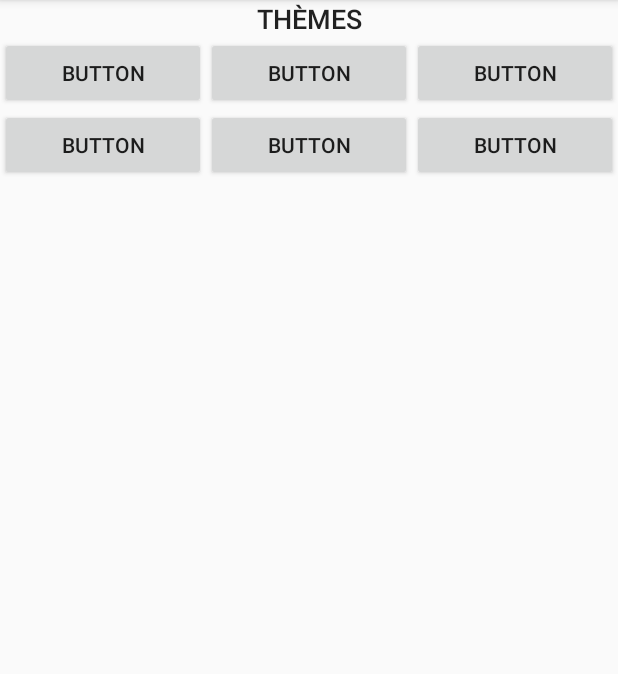
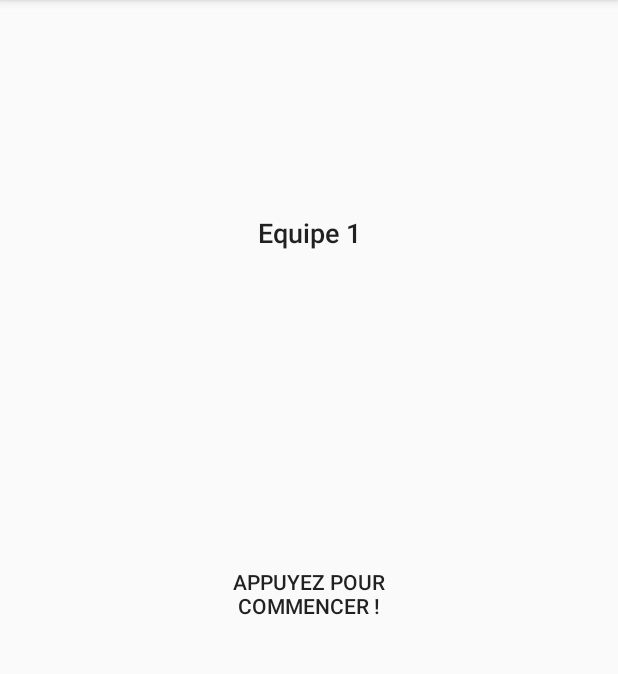
Before and after one commit to villeneuve30/AndroidGame_GuessWords, an Android app: the ParametrePartie screen opened directly, with no data from a screen before it, after a tap on "Suivant", on a phone screen of 412 x 824 dp, the part 84-758 px from its top. Run offline under Robolectric (Android 15) with nearby library versions, the phone set to English and light mode, and no system bars.

Commit message:
Début du jeu

```diff
--- a/app/src/main/AndroidManifest.xml
+++ b/app/src/main/AndroidManifest.xml
@@ -13,7 +13,6 @@
         <activity android:name=".AffichageDesScores" />
         <activity android:name=".Jeu" />
         <activity android:name=".AjoutDeMot" />
-        <activity android:name=".ChoixTheme" />
         <activity android:name=".ParametrePartie" />
         <activity android:name=".MainActivity">
             <intent-filter>
--- a/app/src/main/java/com/example/timesup/ChoixTheme.java
+++ /dev/null
@@ -1,24 +0,0 @@
-package com.example.timesup;
-
-import android.content.Context;
-import android.content.SharedPreferences;
-import android.support.v7.app.AppCompatActivity;
-import android.os.Bundle;
-
-public class ChoixTheme extends AppCompatActivity {
-    SharedPreferences sharedpreferences;
-    public static final String MyPREFERENCES = "MyPrefs" ;
-    @Override
-    protected void onCreate(Bundle savedInstanceState) {
-        super.onCreate(savedInstanceState);
-        setContentView(R.layout.activity_choix_theme);
-
-        sharedpreferences = getSharedPreferences(MyPREFERENCES, Context.MODE_PRIVATE);
-        int totalEquipes = sharedpreferences.getInt("EQUIPES", 2);
-        int totalTemps = sharedpreferences.getInt("TEMPS", 15);
-        int totalMots = sharedpreferences.getInt("MOTS", 25);
-        boolean filtreEnfant = sharedpreferences.getBoolean("FILTRE", false);
-
-        System.out.println(totalEquipes+" "+totalTemps+" "+totalMots+" "+filtreEnfant);
-    }
-}
--- a/app/src/main/java/com/example/timesup/Jeu.java
+++ b/app/src/main/java/com/example/timesup/Jeu.java
@@ -1,13 +1,54 @@
 package com.example.timesup;
 
+import android.content.Context;
+import android.content.SharedPreferences;
+import android.graphics.Color;
+import android.os.CountDownTimer;
 import android.support.v7.app.AppCompatActivity;
 import android.os.Bundle;
+import android.view.View;
+import android.widget.Button;
+import android.widget.TextView;
+
+import org.w3c.dom.Text;
 
 public class Jeu extends AppCompatActivity {
 
+    SharedPreferences sharedpreferences;
+    public static final String MyPREFERENCES = "MyPrefs" ;
+    Button demarrer;
     @Override
     protected void onCreate(Bundle savedInstanceState) {
         super.onCreate(savedInstanceState);
         setContentView(R.layout.activity_jeu);
+
+        demarrer = findViewById(R.id.bouton_demarrer_xml);
+
+        //On récupère les paramètres prédédent
+        sharedpreferences = getSharedPreferences(MyPREFERENCES, Context.MODE_PRIVATE);
+        int totalEquipes = sharedpreferences.getInt("EQUIPES", 2);
+        int totalTemps = sharedpreferences.getInt("TEMPS", 15);
+        int totalMots = sharedpreferences.getInt("MOTS", 25);
+        boolean filtreEnfant = sharedpreferences.getBoolean("FILTRE", false);
+        System.out.println(totalEquipes+" "+totalTemps+" "+totalMots+" "+filtreEnfant);
+
+        demarrer.setOnClickListener(new View.OnClickListener() {
+            @Override
+            public void onClick(View v) {
+                demarrer.setClickable(false);
+                demarrer.setTextColor(Color.BLUE);
+                new CountDownTimer(5000, 1000) {
+
+                    public void onTick(long millisUntilFinished) {
+                        demarrer.setText("début dans : " + millisUntilFinished / 1000);
+                    }
+                    public void onFinish() {
+                        demarrer.setText("GO !");
+                    }
+
+                }.start();
+            }
+        });
+
     }
 }
--- a/app/src/main/java/com/example/timesup/ParametrePartie.java
+++ b/app/src/main/java/com/example/timesup/ParametrePartie.java
@@ -68,7 +68,7 @@ public class ParametrePartie extends AppCompatActivity {
                 editor.putBoolean("FILTRE", filtre.isChecked());
                 editor.commit();
 
-                Intent intent = new Intent(ParametrePartie.this, ChoixTheme.class);
+                Intent intent = new Intent(ParametrePartie.this, Jeu.class);
                 startActivity(intent);
             }
         });
--- a/app/src/main/res/layout/activity_choix_theme.xml
+++ /dev/null
@@ -1,73 +0,0 @@
-<?xml version="1.0" encoding="utf-8"?>
-<LinearLayout xmlns:android="http://schemas.android.com/apk/res/android"
-    xmlns:app="http://schemas.android.com/apk/res-auto"
-    android:layout_width="match_parent"
-    android:layout_height="match_parent"
-    android:orientation="vertical">
-
-    <TextView
-        android:id="@+id/textView"
-        android:layout_width="match_parent"
-        android:layout_height="wrap_content"
-        android:gravity="center"
-        android:text="THÈMES"
-        android:textAppearance="@style/TextAppearance.AppCompat.Title"
-        android:textSize="18sp" />
-
-    <LinearLayout
-        android:layout_width="match_parent"
-        android:layout_height="wrap_content"
-        android:orientation="horizontal">
-
-        <Button
-            android:id="@+id/button4"
-            android:layout_width="wrap_content"
-            android:layout_height="wrap_content"
-            android:layout_weight="1"
-            android:text="Button" />
-
-        <Button
-            android:id="@+id/button3"
-            android:layout_width="wrap_content"
-            android:layout_height="wrap_content"
-            android:layout_weight="1"
-            android:text="Button" />
-
-        <Button
-            android:id="@+id/button2"
-            android:layout_width="wrap_content"
-            android:layout_height="wrap_content"
-            android:layout_weight="1"
-            android:text="Button" />
-
-    </LinearLayout>
-
-    <LinearLayout
-        android:layout_width="match_parent"
-        android:layout_height="wrap_content"
-        android:orientation="horizontal">
-
-        <Button
-            android:id="@+id/button4"
-            android:layout_width="wrap_content"
-            android:layout_height="wrap_content"
-            android:layout_weight="1"
-            android:text="Button" />
-
-        <Button
-            android:id="@+id/button3"
-            android:layout_width="wrap_content"
-            android:layout_height="wrap_content"
-            android:layout_weight="1"
-            android:text="Button" />
-
-        <Button
-            android:id="@+id/button2"
-            android:layout_width="wrap_content"
-            android:layout_height="wrap_content"
-            android:layout_weight="1"
-            android:text="Button" />
-
-    </LinearLayout>
-
-</LinearLayout>
--- a/app/src/main/res/layout/activity_jeu.xml
+++ b/app/src/main/res/layout/activity_jeu.xml
@@ -1,9 +1,31 @@
 <?xml version="1.0" encoding="utf-8"?>
-<android.support.constraint.ConstraintLayout xmlns:android="http://schemas.android.com/apk/res/android"
+<LinearLayout xmlns:android="http://schemas.android.com/apk/res/android"
     xmlns:app="http://schemas.android.com/apk/res-auto"
-    xmlns:tools="http://schemas.android.com/tools"
     android:layout_width="match_parent"
     android:layout_height="match_parent"
-    tools:context=".Jeu">
+    android:orientation="vertical">
 
-</android.support.constraint.ConstraintLayout>
+    <TextView
+        android:id="@+id/numero_equipe_xml"
+        android:layout_width="match_parent"
+        android:layout_height="wrap_content"
+        android:layout_weight="1"
+        android:gravity="center"
+        android:text="Equipe 1"
+        android:textAppearance="@style/TextAppearance.AppCompat.Title"
+        android:textSize="18sp" />
+
+    <Button
+        android:id="@+id/bouton_demarrer_xml"
+        android:layout_width="200dp"
+        android:layout_height="wrap_content"
+        android:layout_gravity="center"
+        android:layout_weight="0.4"
+        android:text="APPUYEZ POUR COMMENCER !"
+        style="?android:attr/borderlessButtonStyle" />
+
+    <Space
+        android:layout_width="match_parent"
+        android:layout_height="wrap_content"
+        android:layout_weight="1" />
+</LinearLayout>
```
